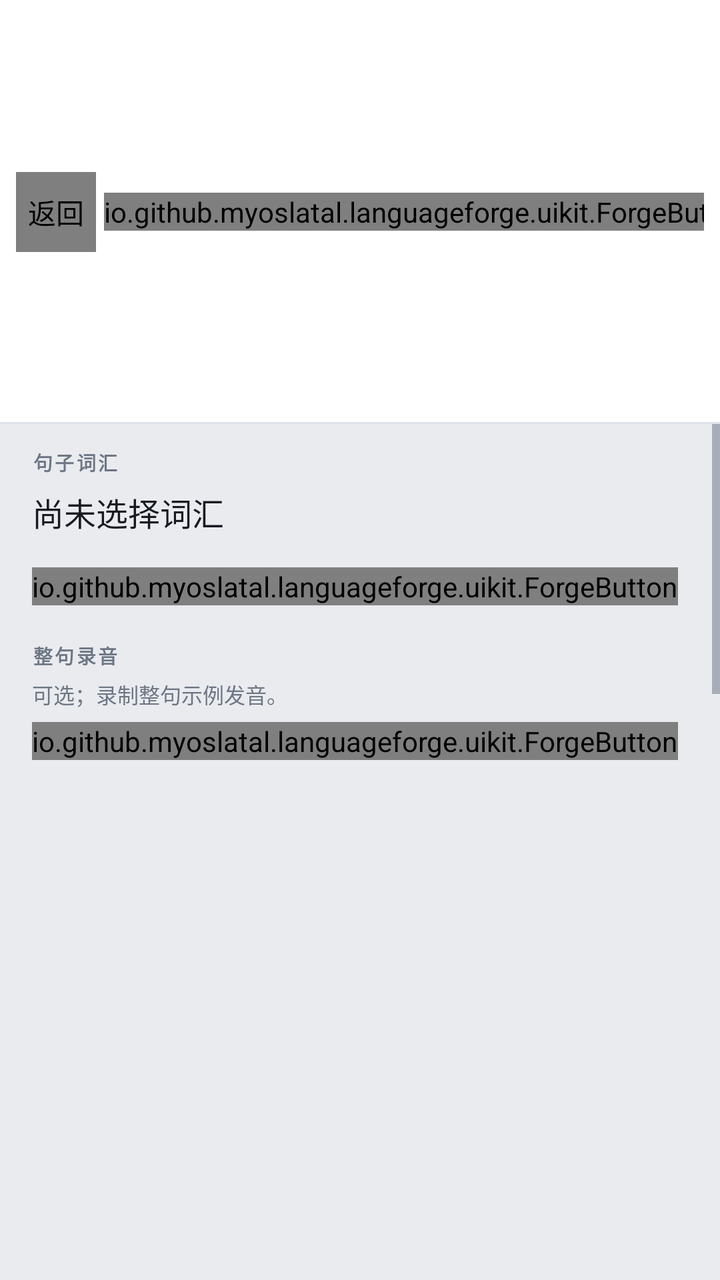
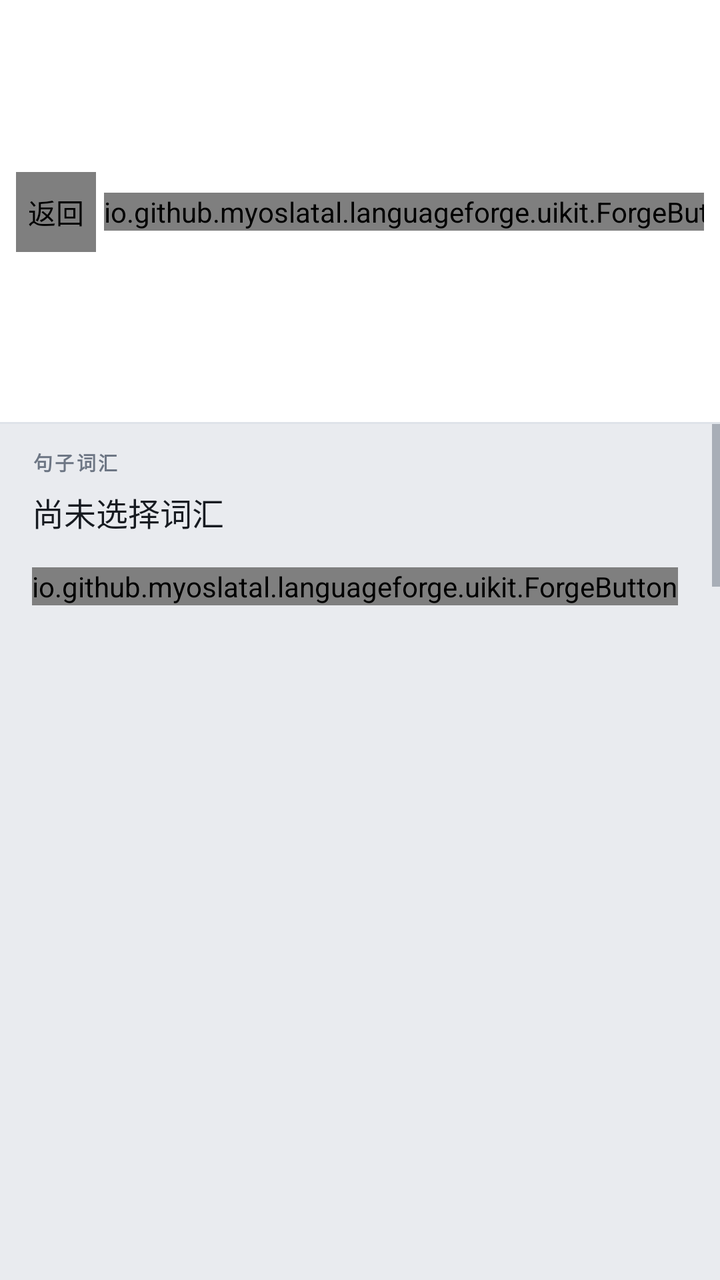

Screens rendered from an Android XML layout before and after an edit, with the pre-edit source and the edit as a unified diff.
<!-- AndroidManifest.xml: application theme Theme.NostongueForge -->
<!-- res/layout/activity_question_editor.xml -->
<?xml version="1.0" encoding="utf-8"?>
<LinearLayout xmlns:android="http://schemas.android.com/apk/res/android"
    xmlns:app="http://schemas.android.com/apk/res-auto"
    android:id="@+id/question_editor_root"
    android:layout_width="match_parent"
    android:layout_height="match_parent"
    android:background="@color/forge_bg"
    android:orientation="vertical">

    <LinearLayout
        android:id="@+id/question_editor_topbar"
        android:layout_width="match_parent"
        android:layout_height="wrap_content"
        android:background="@drawable/forge_bg_topbar"
        android:gravity="center_vertical"
        android:orientation="horizontal"
        android:paddingStart="8dp"
        android:paddingEnd="8dp">

        <io.github.myoslatal.languageforge.uikit.ForgeButton
            android:id="@+id/btn_question_back"
            android:layout_width="40dp"
            android:layout_height="40dp"
            android:contentDescription="返回"
            app:forgeIcon="@drawable/forge_ic_back"
            app:forgeVariant="ghost" />

        <LinearLayout
            android:layout_width="0dp"
            android:layout_height="wrap_content"
            android:layout_marginStart="4dp"
            android:layout_weight="1"
            android:orientation="vertical">

            <TextView
                android:id="@+id/question_editor_title"
                style="@style/Forge.Text.Brand"
                android:layout_width="wrap_content"
                android:layout_height="wrap_content"
                android:includeFontPadding="false"
                android:text="新建题目" />

            <TextView
                android:id="@+id/question_editor_subtitle"
                style="@style/Forge.Text.Hint"
                android:layout_width="wrap_content"
                android:layout_height="wrap_content"
                android:text="选择正确翻译" />
        </LinearLayout>

        <io.github.myoslatal.languageforge.uikit.ForgeButton
            android:id="@+id/btn_save_question"
            android:layout_width="wrap_content"
            android:layout_height="wrap_content"
            android:text="保存"
            android:textSize="11sp"
            app:forgeVariant="primary" />
    </LinearLayout>

    <ScrollView
        android:id="@+id/question_editor_scroll"
        android:layout_width="match_parent"
        android:layout_height="0dp"
        android:layout_weight="1"
        android:fillViewport="true">

        <LinearLayout
            android:layout_width="match_parent"
            android:layout_height="wrap_content"
            android:orientation="vertical"
            android:paddingStart="16dp"
            android:paddingTop="12dp"
            android:paddingEnd="16dp"
            android:paddingBottom="32dp">

            <TextView
                style="@style/Forge.Text.SectionTitle"
                android:layout_width="wrap_content"
                android:layout_height="wrap_content"
                android:text="句子词汇" />

            <TextView
                android:id="@+id/question_sentence"
                style="@style/Forge.Text.Body"
                android:layout_width="match_parent"
                android:layout_height="wrap_content"
                android:layout_marginTop="6dp"
                android:text="尚未选择词汇"
                android:textSize="16sp" />

            <LinearLayout
                android:id="@+id/question_parts"
                android:layout_width="match_parent"
                android:layout_height="wrap_content"
                android:layout_marginTop="8dp"
                android:orientation="vertical" />

            <io.github.myoslatal.languageforge.uikit.ForgeButton
                android:id="@+id/btn_choose_question_parts"
                android:layout_width="wrap_content"
                android:layout_height="wrap_content"
                android:layout_marginTop="8dp"
                android:text="选择词汇"
                app:forgeVariant="secondary" />

            <TextView
                style="@style/Forge.Text.SectionTitle"
                android:layout_width="wrap_content"
                android:layout_height="wrap_content"
                android:layout_marginTop="18dp"
                android:text="整句录音" />

            <TextView
                android:id="@+id/question_audio_hint"
                style="@style/Forge.Text.Hint"
                android:layout_width="match_parent"
                android:layout_height="wrap_content"
                android:layout_marginTop="4dp"
                android:text="可选；录制整句示例发音。" />

            <LinearLayout
                android:layout_width="match_parent"
                android:layout_height="wrap_content"
                android:layout_marginTop="6dp"
                android:orientation="horizontal">

                <io.github.myoslatal.languageforge.uikit.ForgeButton
                    android:id="@+id/btn_question_record"
                    android:layout_width="wrap_content"
                    android:layout_height="wrap_content"
                    android:text="录制"
                    app:forgeVariant="secondary" />

                <io.github.myoslatal.languageforge.uikit.ForgeButton
                    android:id="@+id/btn_question_play"
                    android:layout_width="wrap_content"
                    android:layout_height="wrap_content"
                    android:layout_marginStart="6dp"
                    android:text="播放"
                    app:forgeVariant="ghost" />

                <io.github.myoslatal.languageforge.uikit.ForgeButton
                    android:id="@+id/btn_question_remove_audio"
                    android:layout_width="wrap_content"
                    android:layout_height="wrap_content"
                    android:layout_marginStart="6dp"
                    android:text="移除"
                    app:forgeVariant="ghost" />
            </LinearLayout>

            <TextView
                style="@style/Forge.Text.SectionTitle"
                android:layout_width="wrap_content"
                android:layout_height="wrap_content"
                android:layout_marginTop="18dp"
                android:text="四个选项（选择一个正确答案）" />

            <io.github.myoslatal.languageforge.uikit.ForgeTextField
                android:id="@+id/question_option_0"
                android:layout_width="match_parent"
                android:layout_height="wrap_content"
                android:layout_marginTop="8dp"
                app:forgeHint="选项 1" />

            <io.github.myoslatal.languageforge.uikit.ForgeTextField
                android:id="@+id/question_option_1"
                android:layout_width="match_parent"
                android:layout_height="wrap_content"
                android:layout_marginTop="8dp"
                app:forgeHint="选项 2" />

            <io.github.myoslatal.languageforge.uikit.ForgeTextField
                android:id="@+id/question_option_2"
                android:layout_width="match_parent"
                android:layout_height="wrap_content"
                android:layout_marginTop="8dp"
                app:forgeHint="选项 3" />

            <io.github.myoslatal.languageforge.uikit.ForgeTextField
                android:id="@+id/question_option_3"
                android:layout_width="match_parent"
                android:layout_height="wrap_content"
                android:layout_marginTop="8dp"
                app:forgeHint="选项 4" />

            <RadioGroup
                android:id="@+id/question_correct_group"
                android:layout_width="match_parent"
                android:layout_height="wrap_content"
                android:layout_marginTop="8dp"
                android:orientation="vertical">

                <RadioButton
                    android:id="@+id/question_correct_0"
                    android:layout_width="wrap_content"
                    android:layout_height="wrap_content"
                    android:text="选项 1 是正确答案" />

                <RadioButton
                    android:id="@+id/question_correct_1"
                    android:layout_width="wrap_content"
                    android:layout_height="wrap_content"
                    android:text="选项 2 是正确答案" />

                <RadioButton
                    android:id="@+id/question_correct_2"
                    android:layout_width="wrap_content"
                    android:layout_height="wrap_content"
                    android:text="选项 3 是正确答案" />

                <RadioButton
                    android:id="@+id/question_correct_3"
                    android:layout_width="wrap_content"
                    android:layout_height="wrap_content"
                    android:text="选项 4 是正确答案" />
            </RadioGroup>
        </LinearLayout>
    </ScrollView>
</LinearLayout>
<!-- resources referenced by this layout -->
<resources>
  <color name="forge_bg">#E9EBEF</color>
  <!-- drawable forge_bg_topbar (drawable) -->
  <?xml version="1.0" encoding="utf-8"?>
  <layer-list xmlns:android="http://schemas.android.com/apk/res/android">
      <item><shape android:shape="rectangle"><solid android:color="@color/forge_panel" /></shape></item>
      <item android:gravity="bottom" android:height="1dp"><shape android:shape="rectangle"><solid android:color="@color/forge_line" /></shape></item>
  </layer-list>
  <!-- drawable forge_ic_back (drawable) -->
  <?xml version="1.0" encoding="utf-8"?>
  <vector xmlns:android="http://schemas.android.com/apk/res/android"
      android:width="24dp" android:height="24dp"
      android:viewportWidth="24" android:viewportHeight="24">
      <path android:pathData="M15,5 L8,12 L15,19"
          android:strokeColor="@color/forge_muted" android:strokeWidth="1.7"
          android:strokeLineCap="round" android:strokeLineJoin="round"
          android:fillColor="@android:color/transparent" />
  </vector>
  <style name="Forge.Text.Body" parent="Forge.Text">
          <item name="android:lineSpacingMultiplier">1.6</item>
      </style>
  <style name="Forge.Text.Brand" parent="Forge.Text">
          <item name="android:textSize">@dimen/forge_text_brand</item>
          <item name="android:textStyle">bold</item>
          <item name="android:letterSpacing">0.01</item>
          <item name="android:textColor">@color/forge_text</item>
      </style>
  <style name="Forge.Text.Hint" parent="Forge.Text">
          <item name="android:textSize">@dimen/forge_text_hint</item>
          <item name="android:textColor">@color/forge_muted</item>
          <item name="android:lineSpacingMultiplier">1.6</item>
      </style>
  <style name="Forge.Text.SectionTitle" parent="Forge.Text">
          <item name="android:textSize">@dimen/forge_text_section_title</item>
          <item name="android:textStyle">bold</item>
          <item name="android:letterSpacing">0.12</item>
          <item name="android:textAllCaps">true</item>
          <item name="android:textColor">@color/forge_muted</item>
      </style>
  <style name="Theme.NostongueForge" parent="Theme.AppCompat.DayNight.NoActionBar">
          <item name="colorPrimary">@color/forge_accent</item>
          <item name="colorPrimaryDark">@color/forge_panel</item>
          <item name="colorAccent">@color/forge_accent</item>
          <item name="colorControlNormal">@color/forge_muted</item>
          <item name="colorControlActivated">@color/forge_accent</item>
          <item name="android:colorBackground">@color/forge_bg</item>
          <item name="android:windowBackground">@color/forge_bg</item>
          <item name="android:textColorPrimary">@color/forge_text</item>
          <item name="android:textColorSecondary">@color/forge_muted</item>
          <item name="android:textColorHint">@color/forge_faint</item>
          <item name="android:fontFamily">sans-serif</item>
          <item name="android:statusBarColor">@android:color/transparent</item>
          <item name="android:navigationBarColor">@android:color/transparent</item>
          <item name="android:windowNoTitle">true</item>
          <item name="android:forceDarkAllowed">false</item>
      </style>
  <color name="forge_panel">#FFFFFF</color>
  <color name="forge_line">#DFE3E9</color>
  <color name="forge_muted">#6D7684</color>
  <style name="Forge.Text" parent="TextAppearance.AppCompat">
          <item name="android:fontFamily">sans-serif</item>
          <item name="android:textSize">@dimen/forge_text_body</item>
          <item name="android:textColor">@color/forge_text</item>
      </style>
  <dimen name="forge_text_brand">12.5sp</dimen>
  <color name="forge_text">#171B21</color>
  <dimen name="forge_text_hint">10.5sp</dimen>
  <dimen name="forge_text_section_title">9.5sp</dimen>
  <color name="forge_accent">#2F6FEB</color>
  <color name="forge_faint">#9AA3B0</color>
  <dimen name="forge_text_body">12.5sp</dimen>
</resources>

<!-- the commit's change to res/layout/activity_question_editor.xml (unified diff, before → after) -->
@@ -95,13 +95,27 @@
                 android:layout_marginTop="8dp"
                 android:orientation="vertical" />
 
-            <io.github.myoslatal.languageforge.uikit.ForgeButton
-                android:id="@+id/btn_choose_question_parts"
-                android:layout_width="wrap_content"
-                android:layout_height="wrap_content"
-                android:layout_marginTop="8dp"
-                android:text="选择词汇"
-                app:forgeVariant="secondary" />
+            <LinearLayout
+                android:layout_width="match_parent"
+                android:layout_height="wrap_content"
+                android:layout_marginTop="8dp"
+                android:orientation="horizontal">
+
+                <io.github.myoslatal.languageforge.uikit.ForgeButton
+                    android:id="@+id/btn_choose_question_parts"
+                    android:layout_width="wrap_content"
+                    android:layout_height="wrap_content"
+                    android:text="选择词汇"
+                    app:forgeVariant="secondary" />
+
+                <io.github.myoslatal.languageforge.uikit.ForgeButton
+                    android:id="@+id/btn_insert_punct"
+                    android:layout_width="wrap_content"
+                    android:layout_height="wrap_content"
+                    android:layout_marginStart="6dp"
+                    android:text="插入标点"
+                    app:forgeVariant="ghost" />
+            </LinearLayout>
 
             <TextView
                 style="@style/Forge.Text.SectionTitle"
@@ -147,6 +161,36 @@
                     android:text="移除"
                     app:forgeVariant="ghost" />
             </LinearLayout>
+
+            <TextView
+                android:id="@+id/question_audio_trim"
+                style="@style/Forge.Text.Hint"
+                android:layout_width="match_parent"
+                android:layout_height="wrap_content"
+                android:layout_marginTop="4dp"
+                android:text="裁剪：未录制" />
+
+            <SeekBar
+                android:id="@+id/question_audio_start"
+                android:layout_width="match_parent"
+                android:layout_height="wrap_content"
+                android:max="1"
+                android:progress="0" />
+
+            <SeekBar
+                android:id="@+id/question_audio_end"
+                android:layout_width="match_parent"
+                android:layout_height="wrap_content"
+                android:max="1"
+                android:progress="1" />
+
+            <io.github.myoslatal.languageforge.uikit.ForgeButton
+                android:id="@+id/btn_question_trim_play"
+                android:layout_width="wrap_content"
+                android:layout_height="wrap_content"
+                android:layout_marginTop="4dp"
+                android:text="试听裁剪"
+                app:forgeVariant="ghost" />
 
             <TextView
                 style="@style/Forge.Text.SectionTitle"
